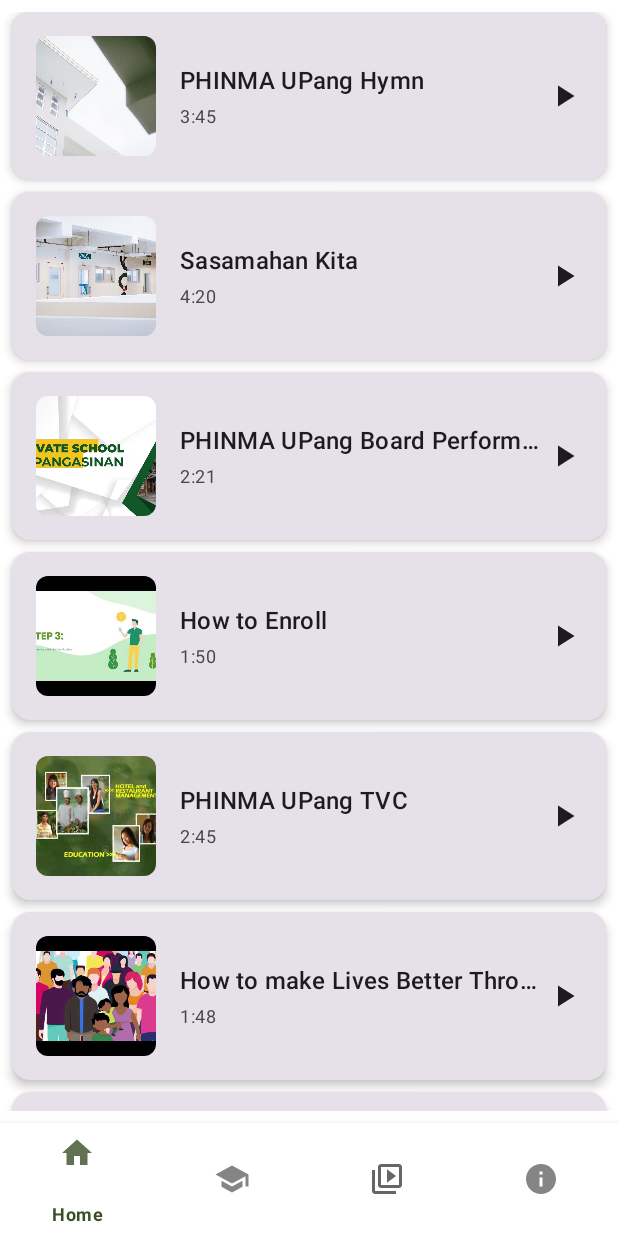
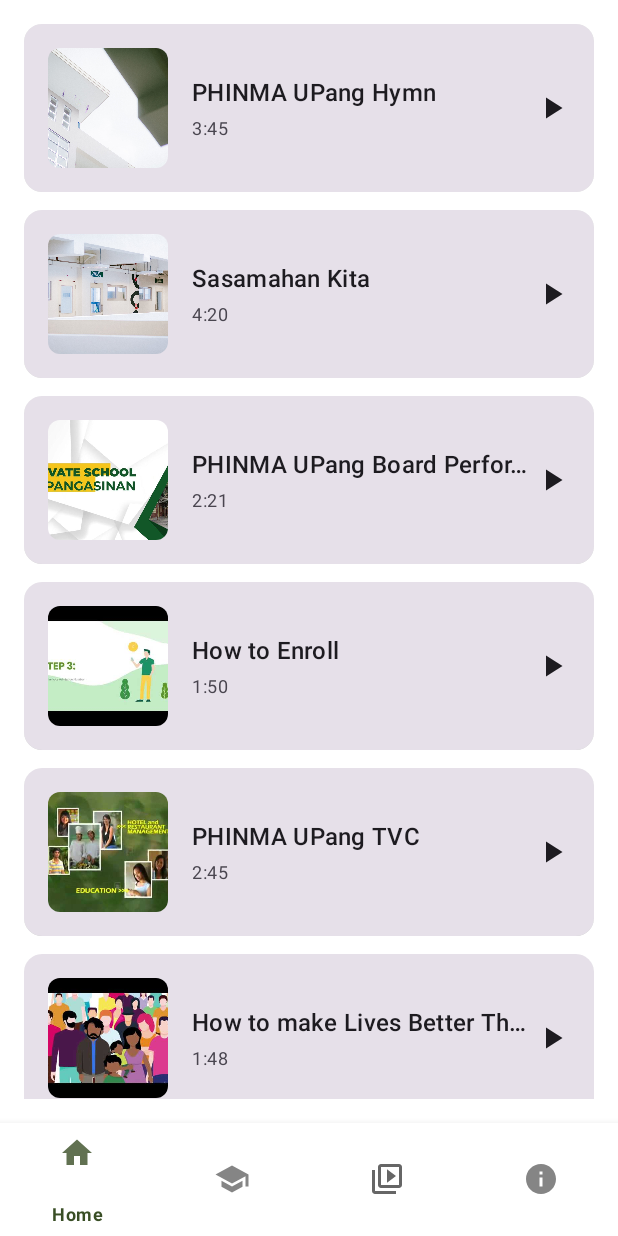
Before and after one commit to All-Seer/Micro-Customer-Relation-Management-App, an Android app built with Jetpack Compose: the fragment PhinmaedMultimedia placed in its activity, on a phone screen of 412 x 824 dp. Run offline under Robolectric (Android 15) with nearby library versions, the light colour scheme and no system bars.

Commit message:
Editing Multimedia

```diff
--- a/app/src/main/java/com/example/phinmaedapp/NotificationsAdapter.kt
+++ b/app/src/main/java/com/example/phinmaedapp/NotificationsAdapter.kt
@@ -54,7 +54,7 @@
                 if (notification.isRead) {
                     itemView.setBackgroundColor("#FFFFFF".toColorInt())
                 } else {
-                    itemView.setBackgroundColor("#FFDBBB".toColorInt())
+                    itemView.setBackgroundColor("#bbc8af".toColorInt())
                 }
             }
         }
--- a/app/src/main/java/com/example/phinmaedapp/PhinmaedMultimedia.kt
+++ b/app/src/main/java/com/example/phinmaedapp/PhinmaedMultimedia.kt
@@ -7,8 +7,10 @@
 import android.view.ViewGroup
 import androidx.annotation.DrawableRes
 import androidx.compose.foundation.Image
+import androidx.compose.foundation.background
 import androidx.compose.foundation.clickable
 import androidx.compose.foundation.layout.Arrangement
+import androidx.compose.foundation.layout.Box
 import androidx.compose.foundation.layout.Column
 import androidx.compose.foundation.layout.Row
 import androidx.compose.foundation.layout.Spacer
@@ -25,17 +27,20 @@
 import androidx.compose.material3.CardDefaults
 import androidx.compose.material3.Icon
 import androidx.compose.material3.MaterialTheme
+import androidx.compose.material3.Surface
 import androidx.compose.material3.Text
 import androidx.compose.runtime.Composable
 import androidx.compose.ui.Alignment
 import androidx.compose.ui.Modifier
 import androidx.compose.ui.draw.clip
+import androidx.compose.ui.graphics.Color
 import androidx.compose.ui.layout.ContentScale
 import androidx.compose.ui.res.painterResource
 import androidx.compose.ui.text.style.TextOverflow
 import androidx.compose.ui.unit.dp
 import androidx.fragment.app.Fragment
 import com.example.phinmaedapp.databinding.FragmentPhinmaedMultimediaBinding
+import com.example.phinmaedapp.ui.theme.PhinmaEdAppTheme
 
 
 class PhinmaedMultimedia : Fragment(R.layout.fragment_phinmaed_multimedia) {
@@ -154,11 +159,15 @@
                 thumbnail = R.drawable.upangssp,
                 duration = "2:04"
             ),
-
-
         )
 
         binding.composeView.setContent {
+            PhinmaEdAppTheme {
+                Box(
+                    modifier = Modifier
+                        .fillMaxSize()
+                        .background(Color.White)
+                ){
             VideoListScreen(
                 videos = videos,
                 onVideoSelected = { video ->
@@ -170,6 +179,8 @@
                         .show(parentFragmentManager, "VideoPlayerDialog")
                 }
             )
+                }
+            }
         }
         return binding.root
     }
@@ -183,19 +194,33 @@
 @Composable
 fun VideoListScreen(
     videos: List<VideoItem>,
-    onVideoSelected: (VideoItem) -> Unit,
-    modifier: Modifier = Modifier
+    onVideoSelected: (VideoItem) -> Unit
+) {
+    Surface(
+        modifier = Modifier.fillMaxSize(),
+        color = Color.White // Absolute background guarantee
     ) {
         LazyColumn(
-        modifier = modifier.fillMaxSize().padding(8.dp),
-        verticalArrangement = Arrangement.spacedBy(8.dp)
+            modifier = Modifier
+                .fillMaxSize()
+                .padding(16.dp),
+            verticalArrangement = Arrangement.spacedBy(12.dp)
         ) {
             items(videos) { video ->
+                Card(
+                    colors = CardDefaults.cardColors(
+                        containerColor = Color.White
+                    ),
+                    modifier = Modifier.fillMaxWidth()
+                ) {
                     VideoListItem(
                         video = video,
                         onVideoSelected = onVideoSelected,
                         modifier = Modifier.fillMaxWidth()
                     )
+                    // Your existing item content
+                }
+            }
         }
     }
 }
@@ -208,9 +233,11 @@
 ) {
     Card(
         modifier = modifier
+            .background(Color.White)
             .fillMaxWidth()
             .clickable { onVideoSelected(video) },
         elevation = CardDefaults.cardElevation(4.dp)
+
     ) {
         Row(
             modifier = Modifier
--- a/app/src/main/java/com/example/phinmaedapp/ui/theme/Color.kt
+++ b/app/src/main/java/com/example/phinmaedapp/ui/theme/Color.kt
@@ -9,3 +9,6 @@
 val Purple40 = Color(0xFF6650a4)
 val PurpleGrey40 = Color(0xFF625b71)
 val Pink40 = Color(0xFF7D5260)
+
+val white = Color(0xFFFFFFFF)
+val black = Color(0xFF000000)
--- /dev/null
+++ b/app/src/main/res/drawable/baseline_announcement_24.xml
@@ -0,0 +1,5 @@
+<vector xmlns:android="http://schemas.android.com/apk/res/android" android:autoMirrored="true" android:height="24dp" android:tint="#000000" android:viewportHeight="24" android:viewportWidth="24" android:width="24dp">
+
+    <path android:fillColor="@android:color/white" android:pathData="M20,2L4,2c-1.1,0 -1.99,0.9 -1.99,2L2,22l4,-4h14c1.1,0 2,-0.9 2,-2L22,4c0,-1.1 -0.9,-2 -2,-2zM13,11h-2L11,5h2v6zM13,15h-2v-2h2v2z"/>
+
+</vector>
--- a/app/src/main/res/layout/activity_upang_sign_up.xml
+++ b/app/src/main/res/layout/activity_upang_sign_up.xml
@@ -133,6 +133,8 @@
 
             <ProgressBar
                 android:id="@+id/progressBar"
+                android:layout_marginTop="12dp"
+                android:layout_gravity="center"
                 android:layout_width="wrap_content"
                 android:layout_height="wrap_content"
                 android:visibility="gone" />
--- a/app/src/main/res/layout/fragment_phinmaed_multimedia.xml
+++ b/app/src/main/res/layout/fragment_phinmaed_multimedia.xml
@@ -5,6 +5,7 @@
     android:layout_width="match_parent"
     android:layout_height="match_parent"
     android:orientation="vertical"
+    android:background="@android:color/white"
     tools:context=".PhinmaedMultimedia">
 
     <!-- TODO: Update blank fragment layout -->
@@ -12,6 +13,7 @@
         android:id="@+id/composeView"
         android:layout_width="match_parent"
         android:layout_height="match_parent"
-        android:text="@string/hello_blank_fragment" />
+        android:text="@string/hello_blank_fragment"
+        android:background="@android:color/white"/>
 
 </LinearLayout>
--- a/app/src/main/res/layout/item_notification.xml
+++ b/app/src/main/res/layout/item_notification.xml
@@ -7,7 +7,7 @@
     android:layout_marginStart="16dp"
     android:layout_marginEnd="16dp"
     android:layout_marginBottom="8dp"
-    app:cardCornerRadius="12dp"
+
     app:cardElevation="2dp"
     app:strokeColor="@color/card_stroke"
     app:strokeWidth="0.5dp">
```
Also changed, not shown: app/build.gradle.kts (+11 -11 lines), app/src/main/AndroidManifest.xml (+8 -4 lines), app/src/main/java/com/example/phinmaedapp/MultimediaCompose.kt (deleted, +0 -47 lines), app/src/main/java/com/example/phinmaedapp/ui/theme/Theme.kt (+11 -8 lines), gradle/libs.versions.toml (+4 -4 lines). Lines whose indentation alone changed are shown as unchanged.
